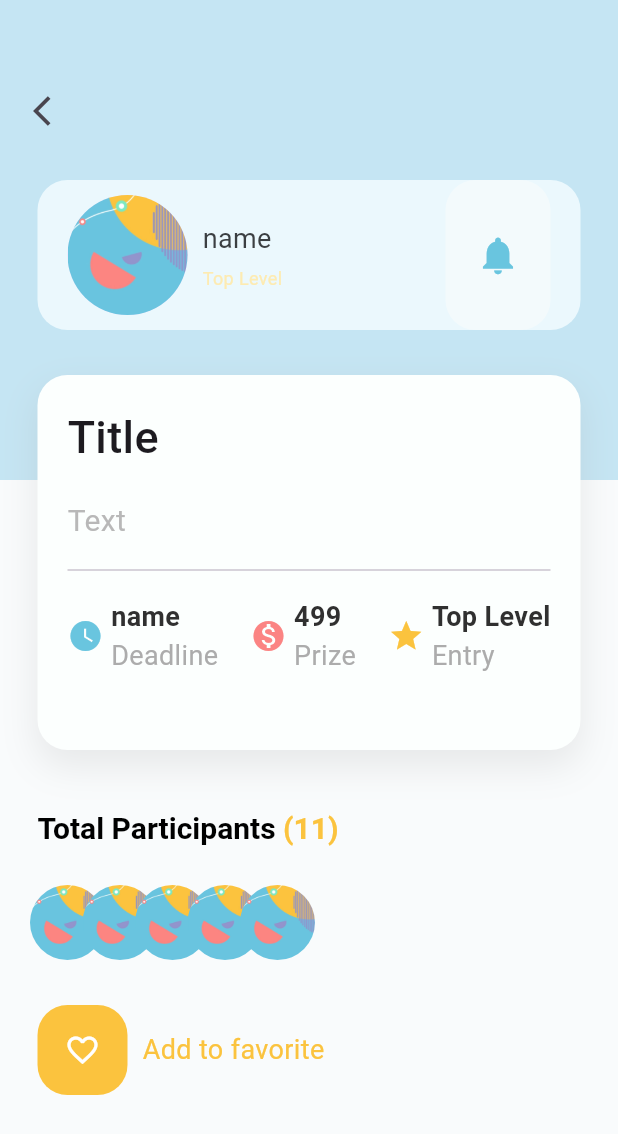
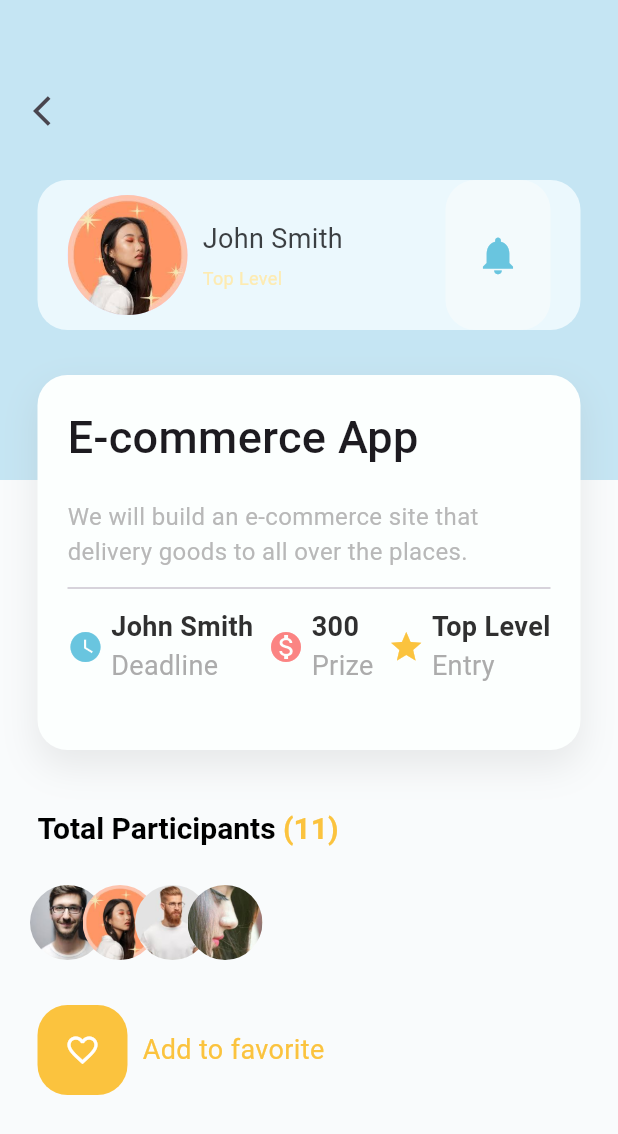
Before and after one commit to CihanTomris/commerce_app, a Flutter app: the ContentPage screen opened directly, after a tap on "E-commerce App", on a phone screen of 412 x 824 dp. Shown: the top 1134 px of the screen. Run offline on Flutter 3.47's test engine with Material 2 defaults, Android fonts, the phone set to English and light mode, and no system bars; our stand-ins replace get.

```diff
--- a/lib/screens/my_content_page.dart
+++ b/lib/screens/my_content_page.dart
@@ -2,7 +2,7 @@ import 'dart:convert';
 import 'package:flutter/cupertino.dart';
 import 'package:flutter/material.dart';
 import 'package:get/get.dart';
-import 'my_detail_page.dart';
+import 'package:video_player_app/screens/recent_contest.dart';
 
 class ContentPage extends StatefulWidget {
   const ContentPage({Key? key}) : super(key: key);
@@ -161,7 +161,14 @@ class _ContentPageState extends State<ContentPage> {
                     itemBuilder: (_, i){
                       return GestureDetector(
                         onTap: (){
-                          Get.toNamed("/detail");
+                          Get.toNamed("/detail", arguments: {
+                            "title" : info[i]["title"].toString(),
+                            "text" : info[i]["text"].toString(),
+                            "name" : info[i]["name"].toString(),
+                            "img" : info[i]["img"].toString(),
+                            "time" : info[i]["time"].toString(),
+                            "prize" : info[i]["prize"].toString(),
+                          });
                         },
 
 
@@ -196,7 +203,7 @@ class _ContentPageState extends State<ContentPage> {
                                 width: width,
                                 child: Text(
                                   info[i]["text"],
-                                  style: TextStyle(
+                                  style: const TextStyle(
                                       fontSize: 16,
                                       color:Color(0xFFb8eefc)
                                   ),
@@ -250,7 +257,7 @@ class _ContentPageState extends State<ContentPage> {
                     const Text(
                       "Show all",
                       style: TextStyle(
-                          color:Color(0xFFcfd5b3),
+                          color:Colors.black12,
                           fontSize: 15,
                           decoration: TextDecoration.none
                       ),
@@ -265,6 +272,11 @@ class _ContentPageState extends State<ContentPage> {
                           color: const Color(0xFFfdc33c)
                       ),
                       child: GestureDetector(
+                        onTap: (){
+                          Get.to(() => const RecentContest());
+                        },
+
+                        child: const Icon(Icons.arrow_forward_ios_rounded, color: Colors.white,),
 
                       ),
                     )
@@ -278,7 +290,7 @@ class _ContentPageState extends State<ContentPage> {
                       child: ListView.builder(
                           shrinkWrap: true,
                           scrollDirection: Axis.vertical,
-                          itemCount: 4,
+                          itemCount: list.length,
                           itemBuilder: (_, i){
                             return Container(
                               width: width,
@@ -292,32 +304,32 @@ class _ContentPageState extends State<ContentPage> {
                                 padding: const EdgeInsets.only(left: 15, right: 15),
                                 child: Row(
                                   children: [
-                                    const CircleAvatar(
+                                     CircleAvatar(
                                       radius:40,
                                       backgroundImage: AssetImage(
-                                          "image/background.jpg"
+                                         list[i]["img"],
                                       ),
                                     ),
                                     const SizedBox(width: 10,),
-                                    const Column(
+                                    Column(
                                       mainAxisAlignment: MainAxisAlignment.center,
                                       crossAxisAlignment: CrossAxisAlignment.start,
                                       children: [
                                         Text(
-                                          "Status",
-                                          style: TextStyle(
-                                              color:Color(0xFFfdebb2),
+                                          list[i]["status"],
+                                          style: const TextStyle(
+                                              color:Colors.teal,
                                               fontSize: 12,
                                               decoration: TextDecoration.none
                                           ),
                                         ),
-                                        SizedBox(height: 5,),
+                                        const SizedBox(height: 5,),
                                         SizedBox(
                                           width: 170,
                                           child: Text(
-                                            "Text",
+                                            list[i]["text"],
 
-                                            style: TextStyle(
+                                            style: const TextStyle(
                                                 color:Color(0xFF3b3f42),
                                                 fontSize: 18,
                                                 decoration: TextDecoration.none
@@ -332,9 +344,9 @@ class _ContentPageState extends State<ContentPage> {
                                       width: 70,
                                       height: 70,
 
-                                      child: const Text(
-                                        "Time",
-                                        style: TextStyle(
+                                      child: Text(
+                                        list[i]["time"],
+                                        style: const TextStyle(
                                             fontSize: 10,
                                             decoration: TextDecoration.none,
                                             color:Color(0xFFb2b8bb)
--- a/lib/screens/my_detail_page.dart
+++ b/lib/screens/my_detail_page.dart
@@ -2,7 +2,7 @@ import 'dart:convert';
 import 'package:get/get.dart';
 import 'package:flutter/cupertino.dart';
 import 'package:flutter/material.dart';
-import 'package:get/get.dart';
+import 'package:video_player_app/screens/my_content_page.dart';
 
 class DetailPage extends StatefulWidget {
   const DetailPage({Key? key}) : super(key: key);
@@ -12,6 +12,22 @@ class DetailPage extends StatefulWidget {
 }
 
 class _DetailPageState extends State<DetailPage> {
+
+  List imgs = [];
+
+  _readData() async {
+    await DefaultAssetBundle.of(context).loadString("json/img.json").then((e) {
+      setState(() {
+        imgs = json.decode(e);
+      });
+    });
+  }
+
+  @override
+  void initState() {
+    _readData();
+    super.initState();
+  }
   @override
   Widget build(BuildContext context) {
     double height = MediaQuery.of(context).size.height;
@@ -19,15 +35,15 @@ class _DetailPageState extends State<DetailPage> {
     int _currentIndex = 0;
     return Scaffold(
       body: Container(
-        color: Color(0xFFc5e5f3),
+        color: const Color(0xFFc5e5f3),
         child: Stack(
           children: [
             Positioned(
                 top: 50,
                 left: 10,
                 child: IconButton(
-                  onPressed: () => Get.back(),
-                  icon: Icon(Icons.arrow_back_ios),
+                  onPressed: () => Get.to(()=> const ContentPage()),
+                  icon: const Icon(Icons.arrow_back_ios),
                 )),
             Positioned(
               top: 120,
@@ -40,7 +56,7 @@ class _DetailPageState extends State<DetailPage> {
                 margin: const EdgeInsets.only(left: 25, right: 25),
                 decoration: BoxDecoration(
                   borderRadius: BorderRadius.circular(20),
-                  color: Color(0xFFebf8fd),
+                  color: const Color(0xFFebf8fd),
                 ),
                 child: Container(
                   padding: const EdgeInsets.only(left: 20, right: 20),
@@ -48,9 +64,9 @@ class _DetailPageState extends State<DetailPage> {
                     children: [
                       CircleAvatar(
                         radius: 40,
-                        backgroundImage: AssetImage("image/background.jpg"),
+                        backgroundImage: AssetImage(Get.arguments["img"]),
                       ),
-                      SizedBox(
+                      const SizedBox(
                         width: 10,
                       ),
                       Column(
@@ -58,16 +74,16 @@ class _DetailPageState extends State<DetailPage> {
                         crossAxisAlignment: CrossAxisAlignment.start,
                         children: [
                           Text(
-                            "name",
-                            style: TextStyle(
+                            Get.arguments["name"],
+                            style: const TextStyle(
                                 color: Color(0xFF3b3f42),
                                 fontSize: 18,
                                 decoration: TextDecoration.none),
                           ),
-                          SizedBox(
+                          const SizedBox(
                             height: 5,
                           ),
-                          Text(
+                          const Text(
                             "Top Level",
                             style: TextStyle(
                                 color: Color(0xFFfdebb2),
@@ -82,8 +98,8 @@ class _DetailPageState extends State<DetailPage> {
                         height: 120,
                         decoration: BoxDecoration(
                             borderRadius: BorderRadius.circular(20),
-                            color: Color(0xFFf3fafc)),
-                        child: Center(
+                            color: const Color(0xFFf3fafc)),
+                        child: const Center(
                           child: Icon(
                             Icons.notifications,
                             color: Color(0xFF69c5df),
@@ -104,7 +120,7 @@ class _DetailPageState extends State<DetailPage> {
               child: Container(
                 width: 80,
                 height: 80,
-                color: Color(0xFFf9fbfc),
+                color: const Color(0xFFf9fbfc),
               ),
             ),
             Positioned(
@@ -118,12 +134,12 @@ class _DetailPageState extends State<DetailPage> {
                 height: 250,
                 decoration: BoxDecoration(
                     borderRadius: BorderRadius.circular(20),
-                    color: Color(0xFFfcfffe),
+                    color: const Color(0xFFfcfffe),
                     boxShadow: [
                       BoxShadow(
                           blurRadius: 20,
                           spreadRadius: 1,
-                          offset: Offset(0, 10),
+                          offset: const Offset(0, 10),
                           color: Colors.grey.withOpacity(0.2))
                     ]),
                 child: Container(
@@ -135,30 +151,37 @@ class _DetailPageState extends State<DetailPage> {
                           child: Row(
                         children: [
                           Text(
-                            "Title",
-                            style: TextStyle(
+
+
+
+
+
+
+
+                            Get.arguments["title"],
+                            style: const TextStyle(
                                 fontSize: 30, fontWeight: FontWeight.w500),
                           ),
                           Expanded(child: Container())
                         ],
                       )),
-                      SizedBox(height: 20),
+                      const SizedBox(height: 20),
                       Container(
                         width: width,
                         child: Text(
-                          "Text",
+                          Get.arguments["text"],
                           style:
-                              TextStyle(fontSize: 20, color: Color(0xFFb8b8b8)),
+                              const TextStyle(fontSize: 16, color: Color(0xFFb8b8b8)),
                         ),
                       ),
-                      SizedBox(
-                        height: 10,
+                      const SizedBox(
+                        height: 5,
                       ),
-                      Divider(
+                      const Divider(
                         thickness: 1.0,
                       ),
-                      SizedBox(
-                        height: 10,
+                      const SizedBox(
+                        height: 5,
                       ),
                       Row(
                         mainAxisAlignment: MainAxisAlignment.spaceBetween,
@@ -166,8 +189,8 @@ class _DetailPageState extends State<DetailPage> {
                           Row(
                             mainAxisAlignment: MainAxisAlignment.start,
                             children: [
-                              Icon(Icons.watch_later, color: Color(0xFF69c5df)),
-                              SizedBox(
+                              const Icon(Icons.watch_later, color: Color(0xFF69c5df)),
+                              const SizedBox(
                                 width: 5,
                               ),
                               Column(
@@ -175,13 +198,13 @@ class _DetailPageState extends State<DetailPage> {
                                 mainAxisAlignment: MainAxisAlignment.center,
                                 children: [
                                   Text(
-                                    "name",
-                                    style: TextStyle(
+                                    Get.arguments["name"],
+                                    style: const TextStyle(
                                         fontSize: 18,
                                         color: Color(0xFF303030),
                                         fontWeight: FontWeight.w700),
                                   ),
-                                  Text(
+                                  const Text(
                                     "Deadline",
                                     style: TextStyle(
                                         fontSize: 18, color: Color(0xFFacacac)),
@@ -193,9 +216,9 @@ class _DetailPageState extends State<DetailPage> {
                           Row(
                             mainAxisAlignment: MainAxisAlignment.start,
                             children: [
-                              Icon(Icons.monetization_on,
+                              const Icon(Icons.monetization_on,
                                   color: Color(0xFFfb8483)),
-                              SizedBox(
+                              const SizedBox(
                                 width: 5,
                               ),
                               Column(
@@ -203,13 +226,13 @@ class _DetailPageState extends State<DetailPage> {
                                 mainAxisAlignment: MainAxisAlignment.center,
                                 children: [
                                   Text(
-                                    "499",
-                                    style: TextStyle(
+                                    Get.arguments["prize"],
+                                    style: const TextStyle(
                                         fontSize: 18,
                                         color: Color(0xFF303030),
                                         fontWeight: FontWeight.w700),
                                   ),
-                                  Text(
+                                  const Text(
                                     "Prize",
                                     style: TextStyle(
                                         fontSize: 18, color: Color(0xFFacacac)),
@@ -218,7 +241,7 @@ class _DetailPageState extends State<DetailPage> {
                               )
                             ],
                           ),
-                          Row(
+                          const Row(
                             mainAxisAlignment: MainAxisAlignment.start,
                             children: [
                               Icon(Icons.star, color: Color(0xFFfbc33e)),
@@ -258,7 +281,7 @@ class _DetailPageState extends State<DetailPage> {
                 height: 50,
                 child: Container(
                   child: RichText(
-                      text: TextSpan(
+                      text: const TextSpan(
                           text: "Total Participants ",
                           style: TextStyle(
                               fontWeight: FontWeight.w700,
@@ -272,7 +295,7 @@ class _DetailPageState extends State<DetailPage> {
                 )),
             //`image`s
             Stack(children: [
-              for (int i = 0; i < 5; i++)
+              for (int i = 0; i < imgs.length; i++)
                 Positioned(
                   top: 590,
                   left: (20 + i * 35).toDouble(),
@@ -282,7 +305,7 @@ class _DetailPageState extends State<DetailPage> {
                     decoration: BoxDecoration(
                         borderRadius: BorderRadius.circular(25),
                         image: DecorationImage(
-                            image: AssetImage("image/background.jpg"),
+                            image: AssetImage(imgs[i]["img"]),
                             fit: BoxFit.cover)),
                   ),
                 )
@@ -298,13 +321,13 @@ class _DetailPageState extends State<DetailPage> {
                         height: 60,
                         decoration: BoxDecoration(
                             borderRadius: BorderRadius.circular(20),
-                            color: Color(0xFFfbc33e)),
+                            color: const Color(0xFFfbc33e)),
                         child:
-                            Icon(Icons.favorite_border, color: Colors.white)),
-                    SizedBox(
+                            const Icon(Icons.favorite_border, color: Colors.white)),
+                    const SizedBox(
                       width: 10,
                     ),
-                    Text(
+                    const Text(
                       "Add to favorite",
                       style: TextStyle(color: Color(0xFFfbc33e), fontSize: 18),
                     )
```
Also changed, not shown: json/img.json (+4 -4 lines), json/recent.json (+4 -4 lines), lib/screens/recent_contest.dart (added, +134 -0 lines).
